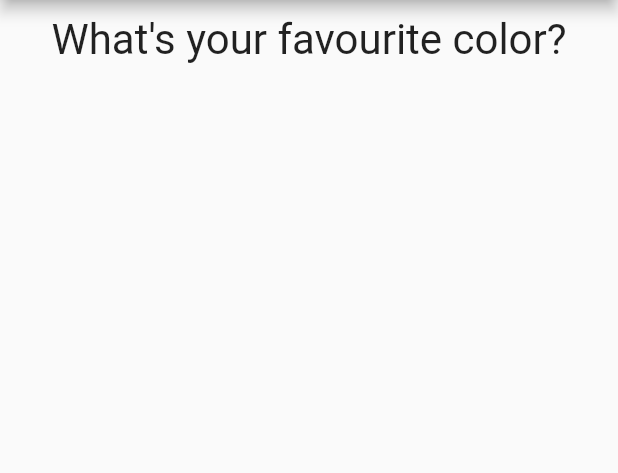
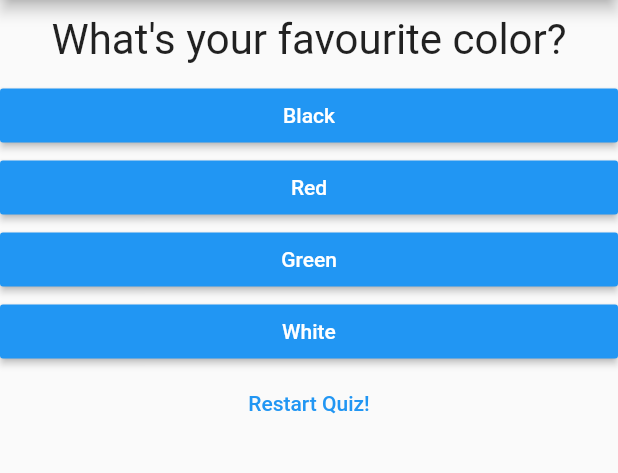
Before and after one commit to haohmaru3000/personal_expense, a Flutter app: the screen it shows after launch, on a phone screen of 412 x 824 dp, the part 84-557 px from its top. Run offline on Flutter 3.47's test engine with Material 2 defaults, Android fonts, the phone set to English and light mode, and no system bars.

Commit message:
Add some buttons

```diff
--- a/lib/main.dart
+++ b/lib/main.dart
@@ -14,7 +14,7 @@ class _MyAppState extends State<MyApp> {
   final questions = const [
     {
       'questionText': 'What\'s your favourite color?',
-      'answer': [
+      'answers': [
         {'text': 'Black', 'score': 10},
         {'text': 'Red', 'score': 5},
         {'text': 'Green', 'score': 3},
@@ -41,6 +41,20 @@ class _MyAppState extends State<MyApp> {
     },
   ];
 
+  var _questionIndex = 0;
+
+  void _resetQuiz() {
+    setState(() {
+      _questionIndex = 0;
+    });
+  }
+
+  void _answerQuestion() {
+    setState(() {
+      _questionIndex++;
+    });
+  }
+
   @override
   Widget build(BuildContext context) {
     return MaterialApp(
@@ -54,11 +68,31 @@ class _MyAppState extends State<MyApp> {
               width: double.infinity,
               margin: EdgeInsets.all(10),
               child: Text(
-                'What\'s your favourite color?',
+                questions[_questionIndex]['questionText'].toString(),
                 textAlign: TextAlign.center,
                 style: TextStyle(
                   fontSize: 28,
                 ),
+              ),
+            ),
+            ...(questions[_questionIndex]['answers']
+                    as List<Map<String, Object>>)
+                .map(
+                  (answer) => Container(
+                    width: double.infinity,
+                    child: RaisedButton(
+                      color: Colors.blue,
+                      textColor: Colors.white,
+                      child: Text(answer['text'].toString()),
+                      onPressed: _answerQuestion,
+                    ),
+                  ),
+                ).toList(),
+            TextButton(
+              onPressed: _resetQuiz,
+              child: Text('Restart Quiz!'),
+              style: ButtonStyle(
+                foregroundColor: MaterialStateProperty.all(Colors.blue),
               ),
             ),
           ],
```
